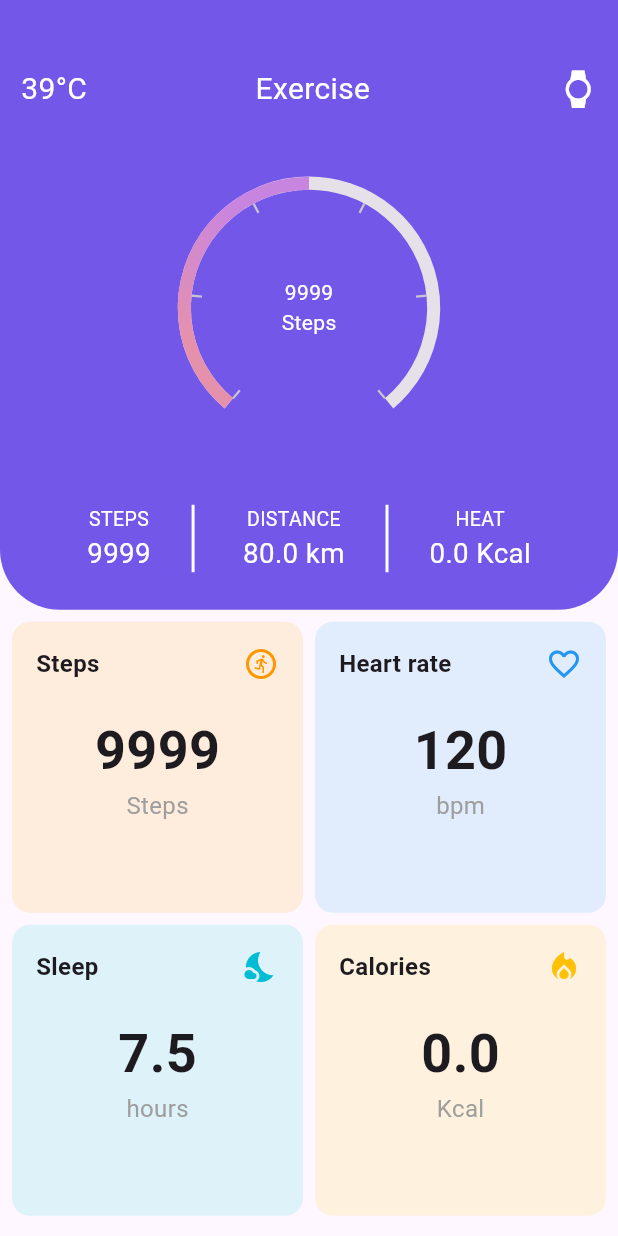
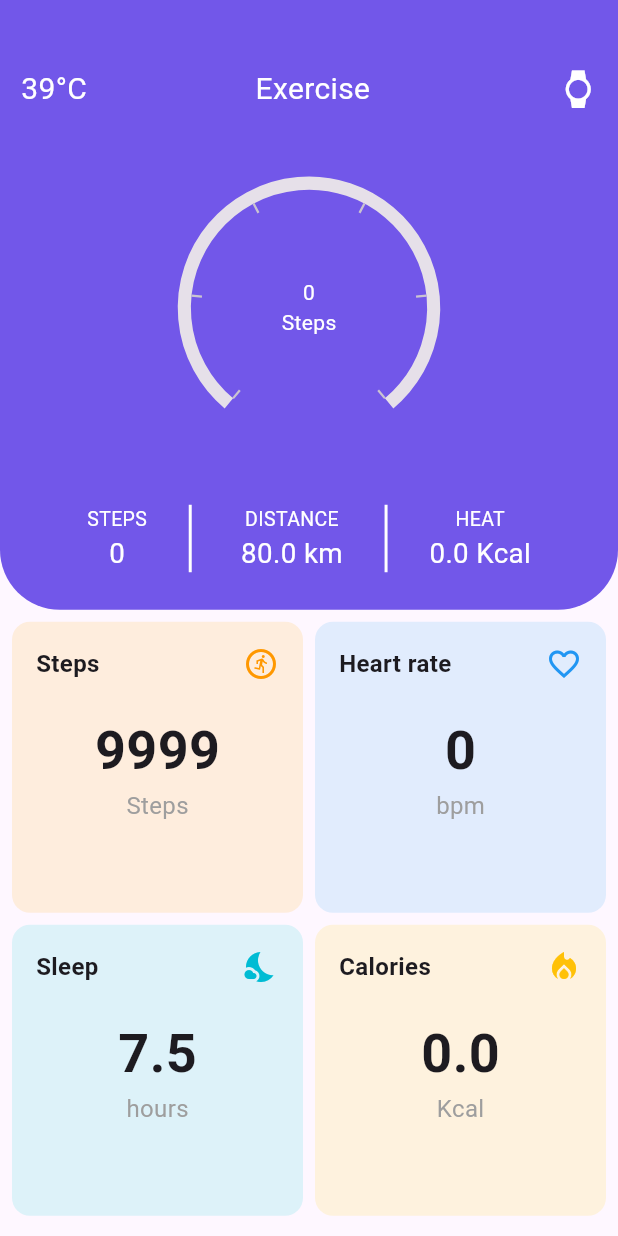
Before and after one commit to DON2604/Fit-Fit-Watch, a Flutter app: the screen it shows after launch, on a phone screen of 412 x 824 dp. Run offline on Flutter 3.47's test engine with Material 3 defaults, Android fonts, the phone set to English and light mode, and no system bars; drawn by our look-alikes of syncfusion_flutter_gauges; network calls fail.

Commit message:
feat: dynamic data updation from flask api

```diff
--- a/lib/widgets/col_data.dart
+++ b/lib/widgets/col_data.dart
@@ -1,8 +1,13 @@
 import 'package:flutter/material.dart';
+import 'package:http/http.dart' as http;
+import 'dart:convert';
+import 'dart:async';
+
 import 'package:watch/widgets/step_gauge.dart';
 
 class ColData extends StatefulWidget {
   const ColData({super.key});
+
   @override
   State<StatefulWidget> createState() {
     return _ColData();
@@ -10,11 +15,38 @@ class ColData extends StatefulWidget {
 }
 
 class _ColData extends State<ColData> {
+  int steps = 0;
+
   @override
-  Widget build(context) {
-    return const Column(
+  void initState() {
+    super.initState();
+    _fetchSteps();
+    Timer.periodic(const Duration(seconds: 2), (timer) {
+      _fetchSteps();
+    });
+  }
+
+  Future<void> _fetchSteps() async {
+    try {
+      final response = await http.get(Uri.parse('http://192.168.0.101:5000/steps'));
+      if (response.statusCode == 200) {
+        final data = jsonDecode(response.body);
+        setState(() {
+          steps = data['steps'];
+        });
+      } else {
+        throw Exception('Failed to load steps');
+      }
+    } catch (e) {
+      print(e);
+    }
+  }
+
+  @override
+  Widget build(BuildContext context) {
+    return Column(
       children: [
-                Padding(
+        const Padding(
           padding: EdgeInsets.only(top: 45.0),
           child: Row(
             mainAxisAlignment: MainAxisAlignment.spaceBetween,
@@ -51,7 +83,7 @@ class _ColData extends State<ColData> {
           ),
         ),
         ClipRect(
-                  child: StepGauge(),
+          child: StepGauge(steps: steps),
         ),
         IntrinsicHeight(
           child: Row(
@@ -59,7 +91,7 @@ class _ColData extends State<ColData> {
             children: [
               Column(
                 children: [
-                          Padding(
+                  const Padding(
                     padding: EdgeInsets.only(left: 58.0),
                     child: Text(
                       "STEPS",
@@ -70,10 +102,10 @@ class _ColData extends State<ColData> {
                     ),
                   ),
                   Padding(
-                            padding: EdgeInsets.only(left: 58.0),
+                    padding: const EdgeInsets.only(left: 58.0),
                     child: Text(
-                              "9999",
-                              style: TextStyle(
+                      "$steps",
+                      style: const TextStyle(
                         color: Colors.white,
                         fontSize: 18.5,
                       ),
@@ -81,11 +113,11 @@ class _ColData extends State<ColData> {
                   ),
                 ],
               ),
-                      VerticalDivider(
+              const VerticalDivider(
                 color: Colors.white,
                 thickness: 2,
               ),
-                      Column(
+              const Column(
                 children: [
                   Padding(
                     padding: EdgeInsets.only(left: 5.0),
@@ -109,11 +141,11 @@ class _ColData extends State<ColData> {
                   ),
                 ],
               ),
-                      VerticalDivider(
+              const VerticalDivider(
                 color: Colors.white,
                 thickness: 2,
               ),
-                      Column(
+              const Column(
                 children: [
                   Padding(
                     padding: EdgeInsets.only(right: 58.0),
@@ -140,7 +172,7 @@ class _ColData extends State<ColData> {
             ],
           ),
         ),
-                SizedBox(height: 25)
+        const SizedBox(height: 25)
       ],
     );
   }
--- a/lib/widgets/gridder.dart
+++ b/lib/widgets/gridder.dart
@@ -1,4 +1,7 @@
 import 'package:flutter/material.dart';
+import 'package:http/http.dart' as http;
+import 'dart:convert';
+import 'dart:async';
 
 class Gridder extends StatefulWidget {
   const Gridder({super.key});
@@ -9,6 +12,34 @@ class Gridder extends StatefulWidget {
 }
 
 class _Gridder extends State<Gridder> {
+  int heart = 0;
+
+  @override
+  void initState() {
+    super.initState();
+    _fetchBeat();
+    Timer.periodic(const Duration(seconds: 2), (timer) {
+      _fetchBeat();
+    });
+  }
+
+  Future<void> _fetchBeat() async {
+    try {
+      final response = await http.get(Uri.parse('http://192.168.0.101:5000/heartbeat'));
+      if (response.statusCode == 200) {
+        final data = jsonDecode(response.body);
+        setState(() {
+          heart = data['heartbeat'];
+        });
+      } else {
+        throw Exception('Failed to load steps');
+      }
+    } catch (e) {
+      print(e);
+    }
+  }
+
+
   @override
   Widget build(context) {
     return Padding(
@@ -18,27 +49,12 @@ class _Gridder extends State<Gridder> {
         crossAxisSpacing: 8.0,
         mainAxisSpacing: 8.0,
         children: [
-                  buildHealthCard(
-                      'Steps',
-                      '9999',
-                      'Steps',
-                      Icons.run_circle_outlined,
-                      const Color.fromARGB(112, 255, 224, 178),
-                      Colors.orange),
-                  buildHealthCard(
-                    'Heart rate',
-                    '120',
-                    'bpm',
-                      Icons.favorite_border,
-                       const Color.fromARGB(112, 187, 222, 251),
-                       Colors.blue),
-                  buildHealthCard(
-                    'Sleep',
-                    '7.5',
-                    'hours',
-                     Icons.nights_stay,
-                      const Color.fromARGB(112, 178, 235, 242),
-                      Colors.cyan),
+          buildHealthCard('Steps', '9999', 'Steps', Icons.run_circle_outlined,
+              const Color.fromARGB(112, 255, 224, 178), Colors.orange),
+          buildHealthCard('Heart rate', '$heart', 'bpm', Icons.favorite_border,
+              const Color.fromARGB(112, 187, 222, 251), Colors.blue),
+          buildHealthCard('Sleep', '7.5', 'hours', Icons.nights_stay,
+              const Color.fromARGB(112, 178, 235, 242), Colors.cyan),
           buildHealthCard(
               'Calories',
               '0.0',
@@ -49,8 +65,8 @@ class _Gridder extends State<Gridder> {
         ],
       ),
     );
+  }
 
-    }
   Widget buildHealthCard(String title, String value, String unit, IconData icon,
       Color backgroundColor, Color iconColor) {
     return Container(
--- a/lib/widgets/step_gauge.dart
+++ b/lib/widgets/step_gauge.dart
@@ -2,16 +2,37 @@ import 'package:flutter/material.dart';
 import 'package:syncfusion_flutter_gauges/gauges.dart';
 
 class StepGauge extends StatefulWidget {
-  const StepGauge({super.key});
+  final int steps;
+
+  const StepGauge({super.key, required this.steps});
+
   @override
   State<StatefulWidget> createState() {
-    return _StepGauge();
+    return _StepGaugeState();
   }
 }
 
-class _StepGauge extends State<StepGauge> {
+class _StepGaugeState extends State<StepGauge> {
+  late int _currentSteps;
+
   @override
-  Widget build(context) {
+  void initState() {
+    super.initState();
+    _currentSteps = widget.steps;
+  }
+
+  @override
+  void didUpdateWidget(covariant StepGauge oldWidget) {
+    super.didUpdateWidget(oldWidget);
+    if (widget.steps != _currentSteps) {
+      setState(() {
+        _currentSteps = widget.steps;
+      });
+    }
+  }
+
+  @override
+  Widget build(BuildContext context) {
     return Align(
       alignment: Alignment.center,
       heightFactor: 0.75,
@@ -27,12 +48,12 @@ class _StepGauge extends State<StepGauge> {
                 ),
                 labelFormat: '',
                 minorTickStyle: const MinorTickStyle(length: 0),
-                pointers: const <GaugePointer>[
+                pointers: <GaugePointer>[
                   RangePointer(
-                    value: 50,
+                    value: ((_currentSteps.toDouble()-10000) / 2499) * 100,
                     width: 0.1,
                     sizeUnit: GaugeSizeUnit.factor,
-                    gradient: SweepGradient(
+                    gradient: const SweepGradient(
                       colors: <Color>[
                         Color.fromARGB(255, 230, 145, 172),
                         Color.fromARGB(255, 200, 133, 223)
@@ -44,15 +65,15 @@ class _StepGauge extends State<StepGauge> {
               ),
             ],
           ),
-          const Positioned.fill(
+          Positioned.fill(
             child: Column(
               mainAxisAlignment: MainAxisAlignment.center,
               children: [
                 Text(
-                  '9999',
-                  style: TextStyle(color: Colors.white),
+                  '$_currentSteps',
+                  style: const TextStyle(color: Colors.white),
                 ),
-                Text(
+                const Text(
                   'Steps',
                   style: TextStyle(color: Colors.white),
                 ),
--- a/pubspec.yaml
+++ b/pubspec.yaml
@@ -36,6 +36,7 @@ dependencies:
   # Use with the CupertinoIcons class for iOS style icons.
   cupertino_icons: ^1.0.6
   syncfusion_flutter_gauges: ^25.2.7
+  http: ^1.2.1
 
 dev_dependencies:
   flutter_test:
```
Also changed, not shown: api/requirements.txt (added), pubspec.lock, requirements.txt (added), 2 other files. Lines whose indentation alone changed are shown as unchanged.
